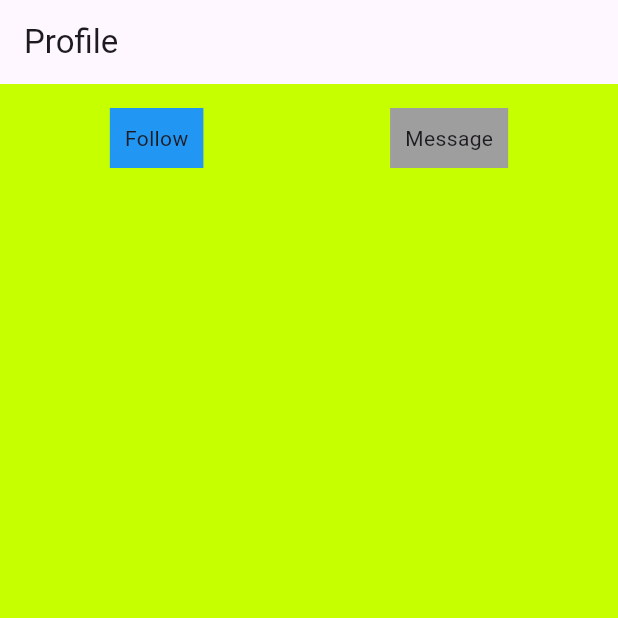
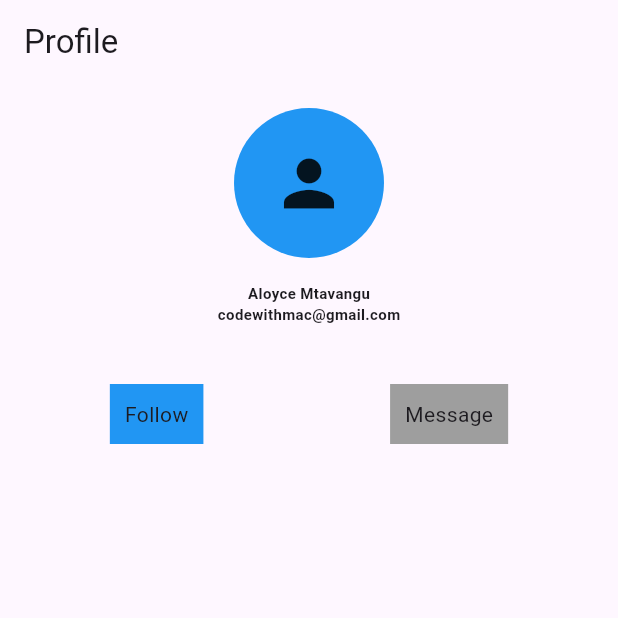
Before and after one commit to alobit21/Flutter_From_scratch, a Flutter app: the screen it shows after launch, on a phone screen of 412 x 824 dp, the top half of it. Run offline on Flutter 3.47's test engine with Material 3 defaults, Android fonts, the phone set to English and light mode, and no system bars.

Commit message:
columns and profile image

```diff
--- a/rows_columns/lib/screens/profile_screen.dart
+++ b/rows_columns/lib/screens/profile_screen.dart
@@ -1,6 +1,6 @@
 import 'package:flutter/material.dart';
-// import '../widgets/profile_image.dart';
-// import '../widgets/profile_info.dart';
+import '../widgets/profile_image.dart';
+import '../widgets/profile_info.dart';
 // import '../widgets/stats_row.dart';
 import '../widgets/action_buttons.dart';
 
@@ -8,18 +8,18 @@ class ProfileScreen extends StatelessWidget {
   @override
   Widget build(BuildContext context) {
     return Scaffold(
-      backgroundColor:Colors.limeAccent[400],
+      // backgroundColor:Colors.limeAccent[400],
       appBar: AppBar(title: Text("Profile")),
       body: Padding(
         padding: EdgeInsets.all(16),
         child: Column(
           children: [
-            // ProfileImage(),
-            // SizedBox(height: 16),
-            // ProfileInfo(),
-            // SizedBox(height: 20),
+            ProfileImage(),
+            SizedBox(height: 16),
+            ProfileInfo(),
+            SizedBox(height: 20),
             // StatsRow(),
-            // SizedBox(height: 20),
+            SizedBox(height: 20),
             ActionButtons(),
           ],
         ),
--- a/rows_columns/lib/widgets/profile_image.dart
+++ b/rows_columns/lib/widgets/profile_image.dart
@@ -0,0 +1,13 @@
+import 'package:flutter/material.dart';
+
+class ProfileImage extends StatelessWidget {
+  @override
+  Widget build(BuildContext context) {
+    return Container(
+      width: 100,
+      height: 100,
+      decoration: BoxDecoration(color: Colors.blue, shape: BoxShape.circle),
+      child: Icon(Icons.person, size: 50),
+    );
+  }
+}
--- a/rows_columns/lib/widgets/profile_info.dart
+++ b/rows_columns/lib/widgets/profile_info.dart
@@ -0,0 +1,16 @@
+import 'package:flutter/material.dart';
+
+class ProfileInfo extends StatelessWidget {
+  @override
+  Widget build(BuildContext context) {
+    return Column(
+      mainAxisAlignment: MainAxisAlignment.center,
+
+      children: [
+        Text("Aloyce Mtavangu", style: TextStyle(fontSize: 10,fontWeight: FontWeight.bold)),
+
+        Text("codewithmac@gmail.com", style: TextStyle(fontSize: 10,fontWeight:FontWeight.bold)),
+      ],
+    );
+  }
+}
```
